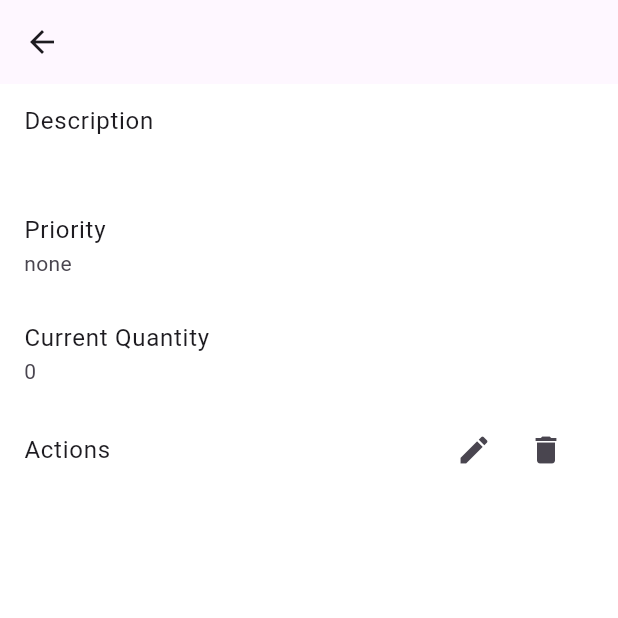
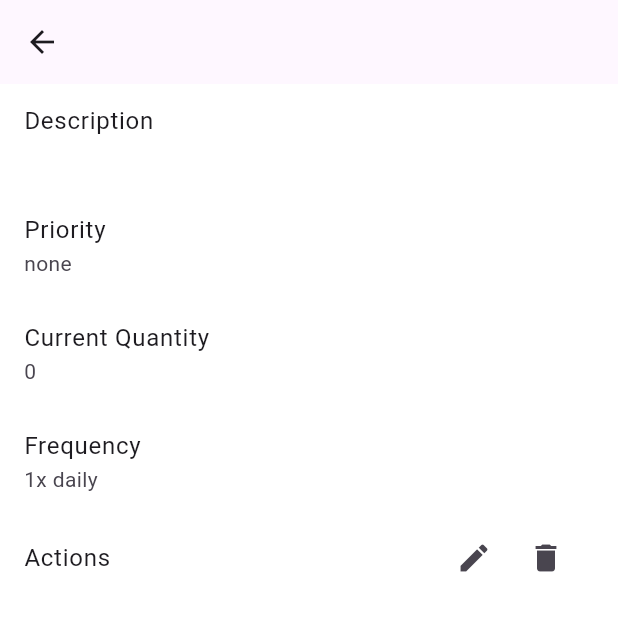
Before and after one commit to jameshegarty1/HabitTracker, a Flutter app: the HabitDetailView screen opened directly with empty values, on a phone screen of 412 x 824 dp, the top half of it. Run offline on Flutter 3.47's test engine with Material 3 defaults, Android fonts, the phone set to English and light mode, and no system bars; our stand-ins replace flutter_secure_storage, introduction_screen, logger, shared_preferences; accounts and stored records are empty; network calls fail.

```diff
--- a/flutter_frontend/lib/models/habit.dart
+++ b/flutter_frontend/lib/models/habit.dart
@@ -52,6 +52,11 @@ FrequencyPeriod stringToFrequencyPeriod(String periodString) {
     (period) => frequencyPeriodToString(period).toLowerCase() == periodString.toLowerCase(),
     orElse: () => FrequencyPeriod.daily,
   );
+}
+
+String formatFrequency(int count, FrequencyPeriod period) {
+  String periodString = frequencyPeriodToString(period).toLowerCase(); // Convert the period to a string
+  return "${count}x $periodString"; // Combine count and period into a single string
 }
 
 class Habit {
--- a/flutter_frontend/lib/views/ListView/detail_habit.dart
+++ b/flutter_frontend/lib/views/ListView/detail_habit.dart
@@ -22,6 +22,8 @@ class HabitDetailView extends StatelessWidget {
           _buildTile('Description', habit.description ?? 'No description'),
           _buildTile('Priority', priorityToString(habit.priority)),
           _buildTile('Current Quantity', habit.currentQuantity.toString()),
+          _buildTile('Frequency', formatFrequency(habit.frequencyCount, habit.frequencyPeriod)),
+
           _actionButtons(context), // <- Updated this
         ],
       ),
```
